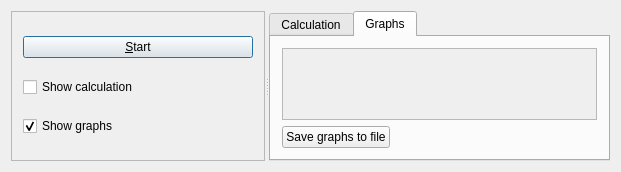
richelbilderbeek/ProjectRichelBilderbeek, file Tools/ToolKalmanFilterer/qtkalmanfilterermaindialog.ui: the form before one commit.
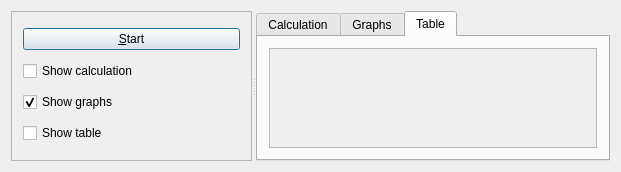
The form after the commit. The open tabs and pages were chosen to show the change.

```diff
--- a/Tools/ToolKalmanFilterer/qtkalmanfilterermaindialog.ui
+++ b/Tools/ToolKalmanFilterer/qtkalmanfilterermaindialog.ui
@@ -7,7 +7,7 @@
     <x>0</x>
     <y>0</y>
     <width>621</width>
-    <height>125</height>
+    <height>154</height>
    </rect>
   </property>
   <property name="windowTitle">
@@ -34,8 +34,8 @@
         <rect>
          <x>0</x>
          <y>0</y>
-         <width>276</width>
-         <height>105</height>
+         <width>233</width>
+         <height>134</height>
         </rect>
        </property>
        <layout class="QVBoxLayout" name="verticalLayout_2">
@@ -66,6 +66,13 @@
           </property>
          </widget>
         </item>
+        <item>
+         <widget class="QCheckBox" name="box_show_table">
+          <property name="text">
+           <string>Show table</string>
+          </property>
+         </widget>
+        </item>
        </layout>
       </widget>
      </widget>
@@ -141,6 +148,30 @@
         </item>
        </layout>
       </widget>
+      <widget class="QWidget" name="tab_table">
+       <attribute name="title">
+        <string>Table</string>
+       </attribute>
+       <layout class="QGridLayout" name="gridLayout_4">
+        <item row="0" column="0">
+         <widget class="QScrollArea" name="scroll_area_table">
+          <property name="widgetResizable">
+           <bool>true</bool>
+          </property>
+          <widget class="QWidget" name="scroll_area_table_contents">
+           <property name="geometry">
+            <rect>
+             <x>0</x>
+             <y>0</y>
+             <width>337</width>
+             <height>90</height>
+            </rect>
+           </property>
+          </widget>
+         </widget>
+        </item>
+       </layout>
+      </widget>
      </widget>
     </widget>
    </item>
```
Left out of the diff: 8 changed lines with no effect on the pictures.
